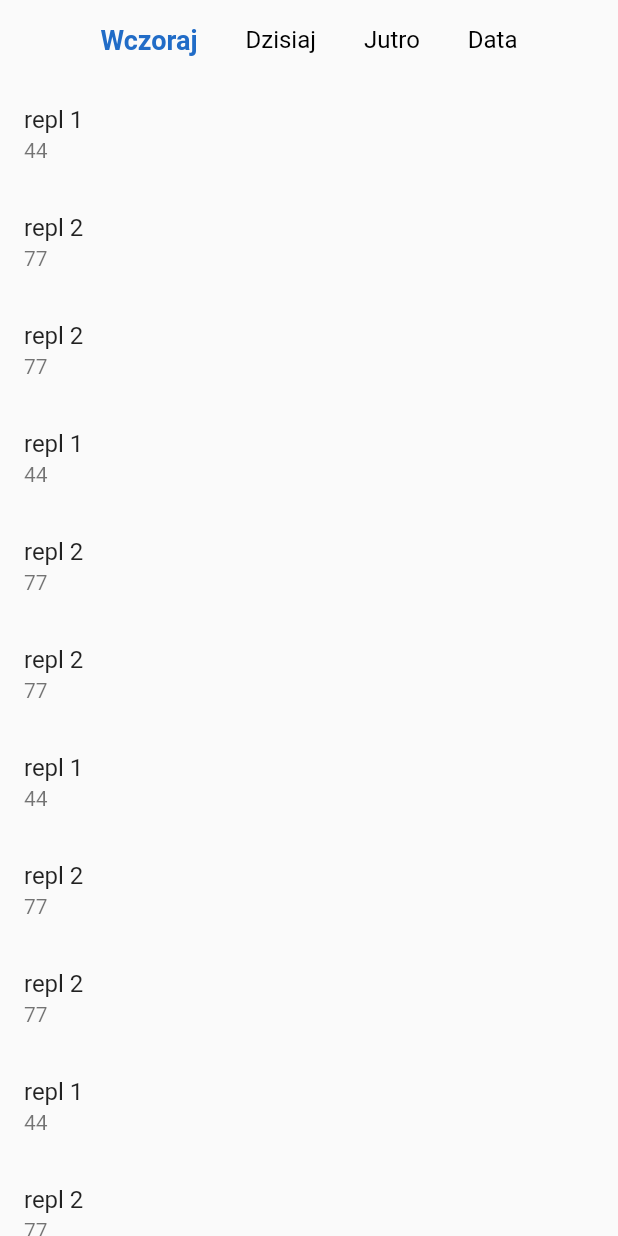
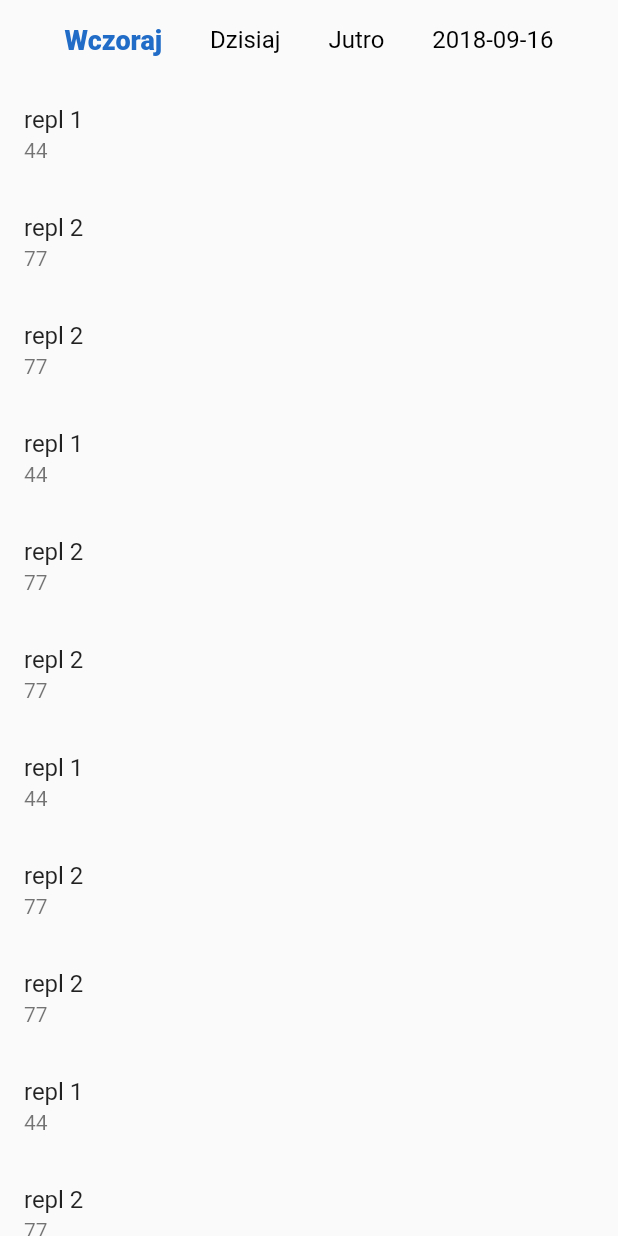
Before and after one commit to orzechdev/replacementsnew, a Flutter app: the ReplacementsList widget shown alone on an empty page, opened directly, after a tap on "Wczoraj", on a phone screen of 412 x 824 dp. Run offline on Flutter 3.47's test engine with Material 2 defaults, Android fonts, the phone set to English and light mode, and no system bars.

Commit message:
Refactor and Improve Date Selector Header

```diff
--- /dev/null
+++ b/lib/widgets/date_day_selector.dart
@@ -0,0 +1,131 @@
+import 'dart:async';
+
+import 'package:flutter/material.dart';
+import 'package:flutter/foundation.dart';
+import 'package:intl/intl.dart';
+
+typedef void DateChangedCallback(DateTime dateTime);
+
+class DateDaySelector extends StatefulWidget {
+  final DateTime initialSelectedDate;
+  final DateTime todayDate;
+  final DateChangedCallback onDateChanged;
+
+  DateDaySelector({
+    this.initialSelectedDate,
+    this.todayDate,
+    this.onDateChanged,
+  });
+
+  @override
+  State<StatefulWidget> createState() => _DateDaySelectorState();
+}
+
+class _DateDaySelectorState extends State<DateDaySelector> {
+  DateTime _todayDate;
+  DateTime _selectedDate;
+  DateFormat _dateFormatter = new DateFormat('yyyy-MM-dd');
+
+  @override
+  Widget build(BuildContext context) {
+    if (_todayDate == null) {
+      _todayDate = widget.todayDate != null ? widget.todayDate : DateTime(DateTime.now().year, DateTime.now().month, DateTime.now().day);
+    }
+    if (_selectedDate == null) {
+      _selectedDate = widget.initialSelectedDate != null ? widget.initialSelectedDate : _todayDate;
+    }
+    return Center(
+      child: Row(
+        mainAxisAlignment: MainAxisAlignment.center,
+        children: <Widget>[
+          GestureDetector(
+            onTap: () {
+              setState(() {
+                _selectedDate = _todayDate.subtract(Duration(days: 1));
+              });
+            },
+            child: _DateDaySelectorItem(
+              isSelected: _selectedDate == _todayDate.subtract(Duration(days: 1)),
+              title: 'Wczoraj',
+            ),
+          ),
+          GestureDetector(
+            onTap: () {
+              setState(() {
+                _selectedDate = _todayDate;
+              });
+            },
+            child: _DateDaySelectorItem(
+              isSelected: _selectedDate == _todayDate,
+              title: 'Dzisiaj',
+            ),
+          ),
+          GestureDetector(
+            onTap: () {
+              setState(() {
+                _selectedDate = _todayDate.add(Duration(days: 1));
+              });
+            },
+            child: _DateDaySelectorItem(
+              isSelected: _selectedDate == _todayDate.add(Duration(days: 1)),
+              title: 'Jutro',
+            ),
+          ),
+          GestureDetector(
+            onTap: () {
+              selectDateFromPicker();
+            },
+            child: _DateDaySelectorItem(
+              isSelected: _selectedDate.isBefore(_todayDate.subtract(Duration(days: 1))) || _selectedDate.isAfter(_todayDate.add(Duration(days: 1))),
+              title: _dateFormatter.format(_selectedDate),
+            ),
+          ),
+        ],
+      ),
+    );
+  }
+
+  Future<void> selectDateFromPicker() async {
+    var selectedDate = await showDatePicker(
+      context: context,
+      initialDate: _selectedDate,
+      firstDate: _todayDate.subtract(Duration(days: 365 * 100)),
+      lastDate: _todayDate.add(Duration(days: 365 * 100)),
+    );
+    if (selectedDate != null) {
+      setState(() {
+        _selectedDate = selectedDate;
+      });
+    }
+  }
+}
+
+class _DateDaySelectorItem extends StatelessWidget {
+  final bool isSelected;
+  final String title;
+
+  _DateDaySelectorItem({Key key, this.isSelected: false, this.title})
+      : assert(() {
+          if (title == null) {
+            throw new FlutterError('Incorrect DateDaySelector arguments.\n'
+                'You must specify title.');
+          }
+          return true;
+        }()),
+        super(key: key);
+
+  @override
+  Widget build(BuildContext context) {
+    return Padding(
+      padding: EdgeInsets.all(16.0),
+      child: Text(
+        title,
+        style: TextStyle(
+          fontSize: isSelected ? 18.0 : 16.0,
+          fontWeight: isSelected ? FontWeight.w800 : FontWeight.w400,
+          color: isSelected ? Color(0xFF216CC7) : Colors.black,
+        ),
+      ),
+    );
+  }
+}
--- a/lib/widgets/replacements_list.dart
+++ b/lib/widgets/replacements_list.dart
@@ -1,5 +1,6 @@
 import 'package:flutter/material.dart';
 import 'package:replacements/models/replacements_models.dart';
+import 'package:replacements/widgets/date_day_selector.dart';
 
 class ReplacementsList extends StatefulWidget {
   @override
@@ -27,84 +28,8 @@ class _ReplacementsListState extends State<ReplacementsList> {
       itemCount: _replacements == null ? 1 : _replacements.replacements.length + 1,
       itemBuilder: (context, index) {
         if (index == 0) {
-          return Center(
-            child: Row(
-              mainAxisAlignment: MainAxisAlignment.center,
-              children: <Widget>[
-                GestureDetector(
-                  onTap: () {
-                    setState(() {
-                      _daysSinceSelected = -1;
-                    });
-                  },
-                  child: Padding(
-                    padding: EdgeInsets.all(16.0),
-                    child: Text(
-                      'Wczoraj',
-                      style: TextStyle(
-                        fontSize: _daysSinceSelected == -1 ? 18.0 : 16.0,
-                        fontWeight: _daysSinceSelected == -1 ? FontWeight.w600 : FontWeight.w400,
-                        color: _daysSinceSelected == -1 ? Color(0xFF216CC7) : Colors.black,
-                      ),
-                    ),
-                  ),
-                ),
-                GestureDetector(
-                  onTap: () {
-                    setState(() {
-                      _daysSinceSelected = 0;
-                    });
-                  },
-                  child: Padding(
-                    padding: EdgeInsets.all(16.0),
-                    child: Text(
-                      'Dzisiaj',
-                      style: TextStyle(
-                        fontSize: _daysSinceSelected == 0 ? 18.0 : 16.0,
-                        fontWeight: _daysSinceSelected == 0 ? FontWeight.w600 : FontWeight.w400,
-                        color: _daysSinceSelected == 0 ? Color(0xFF216CC7) : Colors.black,
-                      ),
-                    ),
-                  ),
-                ),
-                GestureDetector(
-                  onTap: () {
-                    setState(() {
-                      _daysSinceSelected = 1;
-                    });
-                  },
-                  child: Padding(
-                    padding: EdgeInsets.all(16.0),
-                    child: Text(
-                      'Jutro',
-                      style: TextStyle(
-                        fontSize: _daysSinceSelected == 1 ? 18.0 : 16.0,
-                        fontWeight: _daysSinceSelected == 1 ? FontWeight.w600 : FontWeight.w400,
-                        color: _daysSinceSelected == 1 ? Color(0xFF216CC7) : Colors.black,
-                      ),
-                    ),
-                  ),
-                ),
-                GestureDetector(
-                  onTap: () {
-                    setState(() {
-                      _daysSinceSelected = 999;
-                    });
-                  },
-                  child: Padding(
-                    padding: EdgeInsets.all(16.0),
-                    child: Text(
-                      'Data',
-                      style: TextStyle(
-                        fontSize: _daysSinceSelected < -1 || _daysSinceSelected > 1 ? 18.0 : 16.0,
-                        fontWeight: _daysSinceSelected < -1 || _daysSinceSelected > 1 ? FontWeight.w600 : FontWeight.w400,
-                        color: _daysSinceSelected < -1 || _daysSinceSelected > 1 ? Color(0xFF216CC7) : Colors.black,
-                      ),
-                    ),
-                  ),
-                ),
-              ],
-            ),
+          return DateDaySelector(
+            onDateChanged: _changeDate,
           );
         }
         index -= 1;
@@ -115,4 +40,10 @@ class _ReplacementsListState extends State<ReplacementsList> {
       },
     );
   }
+
+  void _changeDate(DateTime dateTime) {
+    setState(() {
+
+    });
+  }
 }
--- a/pubspec.yaml
+++ b/pubspec.yaml
@@ -15,6 +15,8 @@ environment:
 dependencies:
   flutter:
     sdk: flutter
+  # Used for format date string
+  intl: ^0.15.7
 
   # The following adds the Cupertino Icons font to your application.
   # Use with the CupertinoIcons class for iOS style icons.
```
Also changed, not shown: pubspec.lock.
